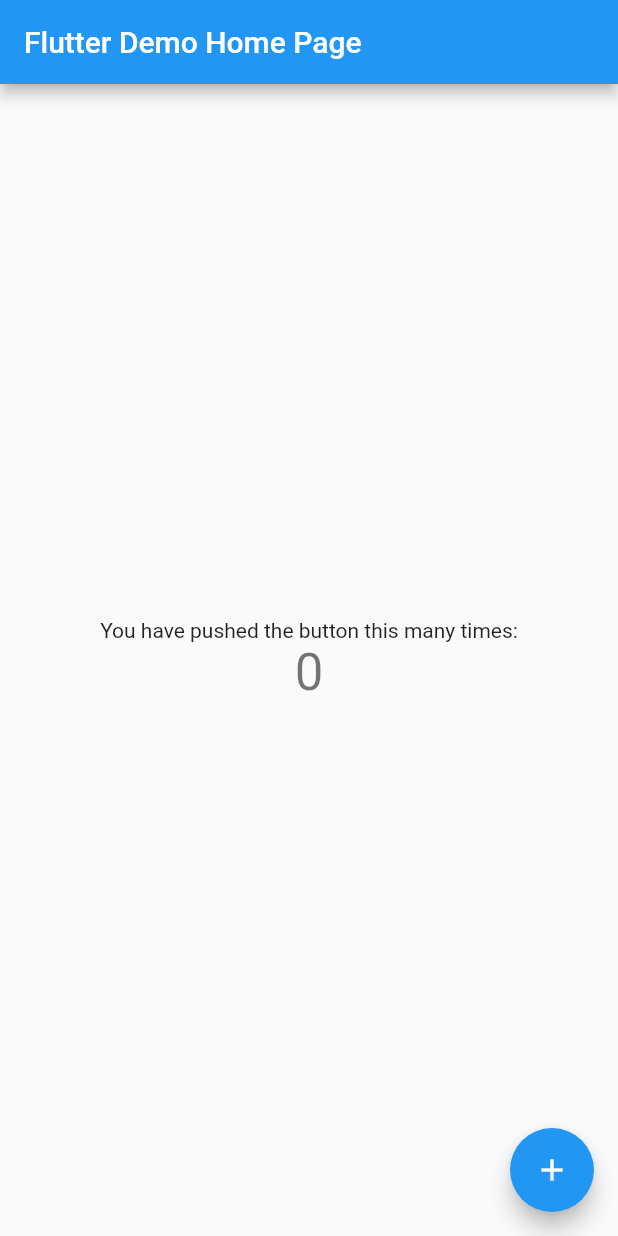
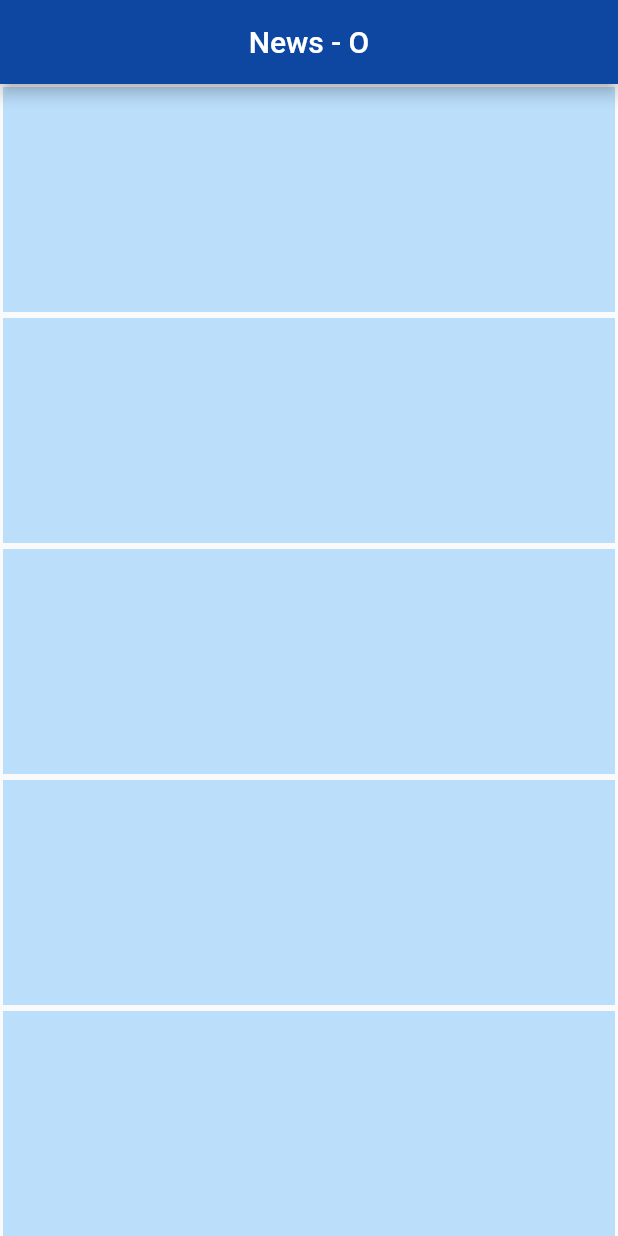
Before and after one commit to msramesh2k1/Flutter-30Days, a Flutter app: the screen it shows after launch, on a phone screen of 412 x 824 dp. Run offline on Flutter 3.47's test engine with Material 2 defaults, Android fonts, the phone set to English and light mode, and no system bars.

Commit message:
feat:Homescreen UI

```diff
--- a/API Integration/api_integration/lib/main.dart
+++ b/API Integration/api_integration/lib/main.dart
@@ -1,3 +1,5 @@
+import 'package:api_integration/views/home_page.dart';
+import 'package:flutter/cupertino.dart';
 import 'package:flutter/material.dart';
 
 void main() {
@@ -7,109 +9,10 @@
 class MyApp extends StatelessWidget {
   const MyApp({Key? key}) : super(key: key);
 
-  // This widget is the root of your application.
   @override
   Widget build(BuildContext context) {
-    return MaterialApp(
-      title: 'Flutter Demo',
-      theme: ThemeData(
-        // This is the theme of your application.
-        //
-        // Try running your application with "flutter run". You'll see the
-        // application has a blue toolbar. Then, without quitting the app, try
-        // changing the primarySwatch below to Colors.green and then invoke
-        // "hot reload" (press "r" in the console where you ran "flutter run",
-        // or simply save your changes to "hot reload" in a Flutter IDE).
-        // Notice that the counter didn't reset back to zero; the application
-        // is not restarted.
-        primarySwatch: Colors.blue,
-      ),
-      home: const MyHomePage(title: 'Flutter Demo Home Page'),
+    return const MaterialApp(
+      home: HomePage(),
     );
   }
 }
-
-class MyHomePage extends StatefulWidget {
-  const MyHomePage({Key? key, required this.title}) : super(key: key);
-
-  // This widget is the home page of your application. It is stateful, meaning
-  // that it has a State object (defined below) that contains fields that affect
-  // how it looks.
-
-  // This class is the configuration for the state. It holds the values (in this
-  // case the title) provided by the parent (in this case the App widget) and
-  // used by the build method of the State. Fields in a Widget subclass are
-  // always marked "final".
-
-  final String title;
-
-  @override
-  State<MyHomePage> createState() => _MyHomePageState();
-}
-
-class _MyHomePageState extends State<MyHomePage> {
-  int _counter = 0;
-
-  void _incrementCounter() {
-    setState(() {
-      // This call to setState tells the Flutter framework that something has
-      // changed in this State, which causes it to rerun the build method below
-      // so that the display can reflect the updated values. If we changed
-      // _counter without calling setState(), then the build method would not be
-      // called again, and so nothing would appear to happen.
-      _counter++;
-    });
-  }
-
-  @override
-  Widget build(BuildContext context) {
-    // This method is rerun every time setState is called, for instance as done
-    // by the _incrementCounter method above.
-    //
-    // The Flutter framework has been optimized to make rerunning build methods
-    // fast, so that you can just rebuild anything that needs updating rather
-    // than having to individually change instances of widgets.
-    return Scaffold(
-      appBar: AppBar(
-        // Here we take the value from the MyHomePage object that was created by
-        // the App.build method, and use it to set our appbar title.
-        title: Text(widget.title),
-      ),
-      body: Center(
-        // Center is a layout widget. It takes a single child and positions it
-        // in the middle of the parent.
-        child: Column(
-          // Column is also a layout widget. It takes a list of children and
-          // arranges them vertically. By default, it sizes itself to fit its
-          // children horizontally, and tries to be as tall as its parent.
-          //
-          // Invoke "debug painting" (press "p" in the console, choose the
-          // "Toggle Debug Paint" action from the Flutter Inspector in Android
-          // Studio, or the "Toggle Debug Paint" command in Visual Studio Code)
-          // to see the wireframe for each widget.
-          //
-          // Column has various properties to control how it sizes itself and
-          // how it positions its children. Here we use mainAxisAlignment to
-          // center the children vertically; the main axis here is the vertical
-          // axis because Columns are vertical (the cross axis would be
-          // horizontal).
-          mainAxisAlignment: MainAxisAlignment.center,
-          children: <Widget>[
-            const Text(
-              'You have pushed the button this many times:',
-            ),
-            Text(
-              '$_counter',
-              style: Theme.of(context).textTheme.headline4,
-            ),
-          ],
-        ),
-      ),
-      floatingActionButton: FloatingActionButton(
-        onPressed: _incrementCounter,
-        tooltip: 'Increment',
-        child: const Icon(Icons.add),
-      ), // This trailing comma makes auto-formatting nicer for build methods.
-    );
-  }
-}
--- /dev/null
+++ b/API Integration/api_integration/lib/views/home_page.dart
@@ -0,0 +1,32 @@
+import 'package:flutter/material.dart';
+
+class HomePage extends StatefulWidget {
+  const HomePage({Key? key}) : super(key: key);
+
+  @override
+  _HomePageState createState() => _HomePageState();
+}
+
+class _HomePageState extends State<HomePage> {
+  @override
+  Widget build(BuildContext context) {
+    return Scaffold(
+        appBar: AppBar(
+          centerTitle: true,
+          backgroundColor: Colors.blue[900],
+          title: const Text(
+            "News - O",
+            style: TextStyle(color: Colors.white),
+          ),
+        ),
+        body: ListView.builder(itemBuilder: (context, index) {
+          return Padding(
+            padding: const EdgeInsets.all(2.0),
+            child: Container(
+              height: 150,
+              color: Colors.blue[100],
+            ),
+          );
+        }));
+  }
+}
```
